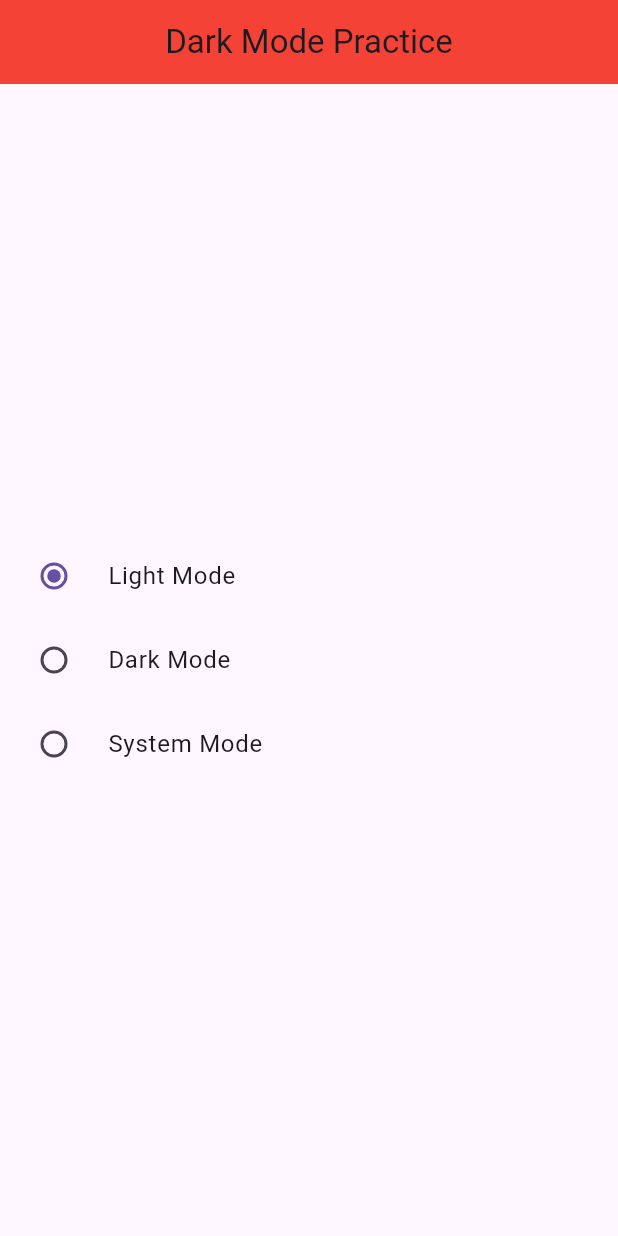
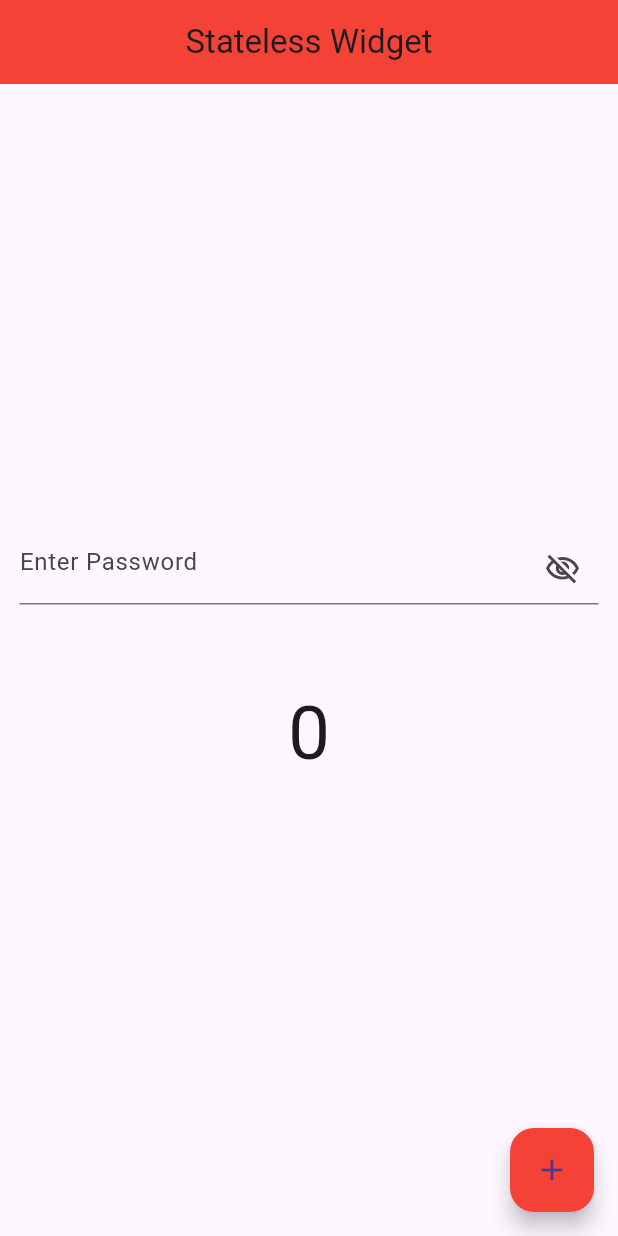
Before and after one commit to Aabis-Ahmed-Hassan/Provider-State-Management, a Flutter app: the screen it shows after launch, on a phone screen of 412 x 824 dp. Run offline on Flutter 3.47's test engine with Material 3 defaults, Android fonts, the phone set to English and light mode, and no system bars.

Commit message:
Done with stateless_as_stateful.dart

```diff
--- /dev/null
+++ b/lib/Screens/stateless_as_stateful.dart
@@ -0,0 +1,67 @@
+import 'package:flutter/material.dart';
+
+class StatelessAsStateful extends StatelessWidget {
+  StatelessAsStateful({super.key});
+
+  ValueNotifier myNotifier = ValueNotifier(0);
+
+  ValueNotifier showPassword = ValueNotifier(false);
+
+  @override
+  Widget build(BuildContext context) {
+    return Scaffold(
+      appBar: AppBar(
+        title: const Text('Stateless Widget'),
+        centerTitle: true,
+        backgroundColor: Colors.red,
+      ),
+      body: Padding(
+        padding: const EdgeInsets.symmetric(horizontal: 13),
+        child: Column(
+          mainAxisAlignment: MainAxisAlignment.center,
+          crossAxisAlignment: CrossAxisAlignment.center,
+          children: [
+            ValueListenableBuilder(
+                valueListenable: showPassword,
+                builder: (context, value, child) {
+                  return TextFormField(
+                    obscureText: showPassword.value,
+                    decoration: InputDecoration(
+                      hintText: 'Enter Password',
+                      suffixIcon: IconButton(
+                        onPressed: () {
+                          showPassword.value = !showPassword.value;
+                        },
+                        icon: showPassword.value
+                            ? const Icon(Icons.visibility)
+                            : const Icon(Icons.visibility_off_outlined),
+                      ),
+                    ),
+                  );
+                }),
+            SizedBox(
+              height: 50,
+            ),
+            Center(
+              child: ValueListenableBuilder(
+                  valueListenable: myNotifier,
+                  builder: (context, value, child) {
+                    return Text(
+                      myNotifier.value.toString(),
+                      style: const TextStyle(fontSize: 50),
+                    );
+                  }),
+            ),
+          ],
+        ),
+      ),
+      floatingActionButton: FloatingActionButton(
+        backgroundColor: Colors.red,
+        onPressed: () {
+          myNotifier.value++;
+        },
+        child: const Icon(Icons.add),
+      ),
+    );
+  }
+}
--- a/lib/main.dart
+++ b/lib/main.dart
@@ -9,6 +9,7 @@ import 'package:provider_state_management/Screens/dark_mode_screen.dart';
 import 'package:provider_state_management/Screens/favourite_screen.dart';
 import 'package:provider_state_management/Screens/my_provider_screen.dart';
 import 'package:provider_state_management/Screens/my_slider_screen.dart';
+import 'package:provider_state_management/Screens/stateless_as_stateful.dart';
 
 void main() {
   runApp(MyApp());
@@ -40,11 +41,9 @@ class MyApp extends StatelessWidget {
 
           return MaterialApp(
             debugShowCheckedModeBanner: false,
-            theme: ThemeData(
-              brightness: Brightness.light,
-            ),
-            darkTheme: ThemeData(brightness: Brightness.dark),
-            home: DarkModeScreen(),
+
+
+            home: StatelessAsStateful(),
           );
         }));
   }
```
